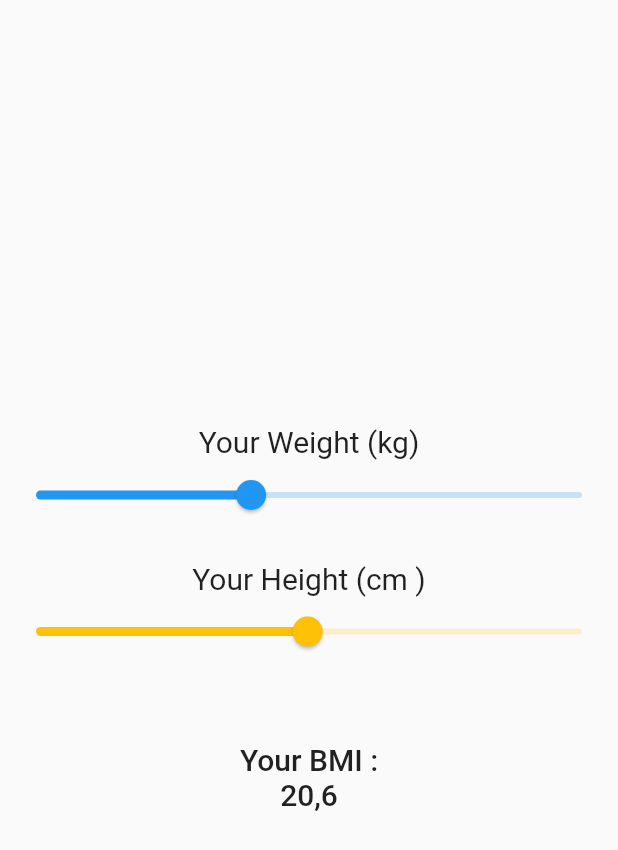
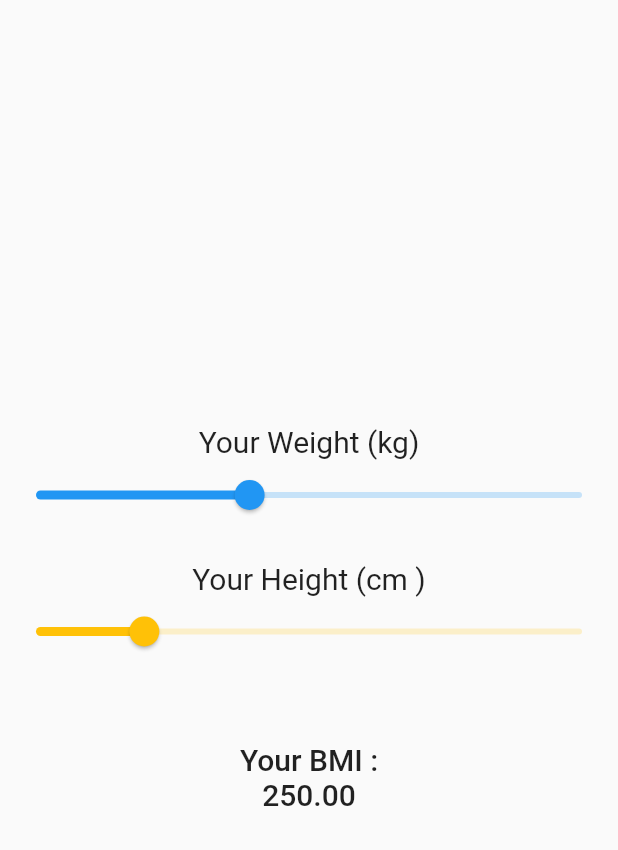
Before and after one commit to abdulazizpermana/multi_provider, a Flutter app: the screen it shows after launch, on a phone screen of 412 x 824 dp. Shown: the top 850 px of the screen. Run offline on Flutter 3.47's test engine with Material 2 defaults, Android fonts, the phone set to English and light mode, and no system bars.

Commit message:
add provider

```diff
--- /dev/null
+++ b/lib/height_provider.dart
@@ -0,0 +1,12 @@
+import 'package:flutter/material.dart';
+
+class HeighttProvider with ChangeNotifier {
+  double _height = 40;
+
+  double get height => _height;
+
+  set height(double newValue) {
+    _height = newValue;
+    notifyListeners();
+  }
+}
--- a/lib/home_page.dart
+++ b/lib/home_page.dart
@@ -1,4 +1,9 @@
+import 'dart:math';
+
 import 'package:flutter/material.dart';
+import 'package:multi_provider/height_provider.dart';
+import 'package:multi_provider/weight_provider.dart';
+import 'package:provider/provider.dart';
 
 class HomePage extends StatelessWidget {
   const HomePage({Key? key}) : super(key: key);
@@ -16,13 +21,19 @@ class HomePage extends StatelessWidget {
                 fontSize: 20,
               ),
             ),
-            Slider(
-              value: 40,
+            Consumer<WeightProvider>(
+              builder: (context, weightProvider, _) => Slider(
+                value: weightProvider.weight,
                 min: 1,
                 max: 100,
+                divisions: 100,
+                label: weightProvider.weight.round().toString(),
                 onChanged: (newValue) {
+                  newValue = newValue.roundToDouble();
                   print("weight:  $newValue");
+                  weightProvider.weight = newValue;
                 },
+              ),
             ),
             const SizedBox(height: 20),
             const Text(
@@ -31,26 +42,37 @@ class HomePage extends StatelessWidget {
                 fontSize: 20,
               ),
             ),
-            Slider(
-              value: 100,
+            Consumer<HeighttProvider>(
+              builder: (context, heightProvider, _) => Slider(
+                value: heightProvider.height,
                 min: 1,
+                divisions: 200,
+                label: heightProvider.height.round().toString(),
                 max: 200,
                 activeColor: Colors.amber,
                 inactiveColor: Colors.amber.withOpacity(0.2),
                 onChanged: (newValue) {
+                  newValue = newValue.roundToDouble();
                   print("height:  $newValue");
+                  heightProvider.height = newValue;
                 },
+              ),
             ),
             const SizedBox(
               height: 50,
             ),
-            const Text(
-              "Your BMI :\n20,6",
-              style: TextStyle(
+            Consumer<WeightProvider>(
+              builder: (context, weightProvider, _) =>
+                  Consumer<HeighttProvider>(
+                builder: (context, heightProvider, _) => Text(
+                  "Your BMI :\n${(weightProvider.weight / (pow(heightProvider.height / 100, 2))).toStringAsFixed(2)}",
+                  style: const TextStyle(
                     fontSize: 20,
                     fontWeight: FontWeight.w500,
                   ),
                   textAlign: TextAlign.center,
+                ),
+              ),
             ),
           ],
         ),
--- a/lib/main.dart
+++ b/lib/main.dart
@@ -1,5 +1,8 @@
 import 'package:flutter/material.dart';
+import 'package:multi_provider/height_provider.dart';
 import 'package:multi_provider/home_page.dart';
+import 'package:multi_provider/weight_provider.dart';
+import 'package:provider/provider.dart';
 
 void main() {
   runApp(const MyApp());
@@ -11,9 +14,15 @@ class MyApp extends StatelessWidget {
   // This widget is the root of your application.
   @override
   Widget build(BuildContext context) {
-    return MaterialApp(
-      debugShowCheckedModeBanner: false,
-      home: HomePage(),
+    return ChangeNotifierProvider<WeightProvider>(
+      create: (context) => WeightProvider(),
+      child: ChangeNotifierProvider<HeighttProvider>(
+        create: (context) => HeighttProvider(),
+        child: MaterialApp(
+          debugShowCheckedModeBanner: false,
+          home: HomePage(),
+        ),
+      ),
     );
   }
 }
--- a/lib/weight_provider.dart
+++ b/lib/weight_provider.dart
@@ -0,0 +1,12 @@
+import 'package:flutter/material.dart';
+
+class WeightProvider with ChangeNotifier {
+  double _weight = 40;
+
+  double get weight => _weight;
+
+  set weight(double newValue) {
+    _weight = newValue;
+    notifyListeners();
+  }
+}
```
Lines whose indentation alone changed are shown as unchanged.
